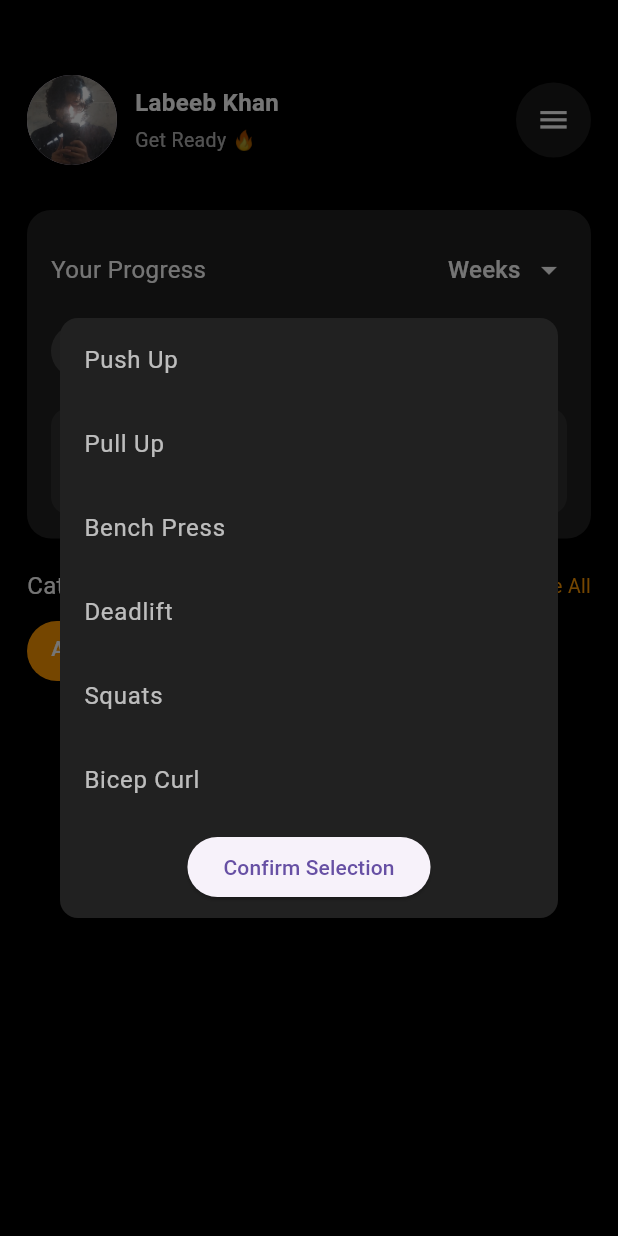
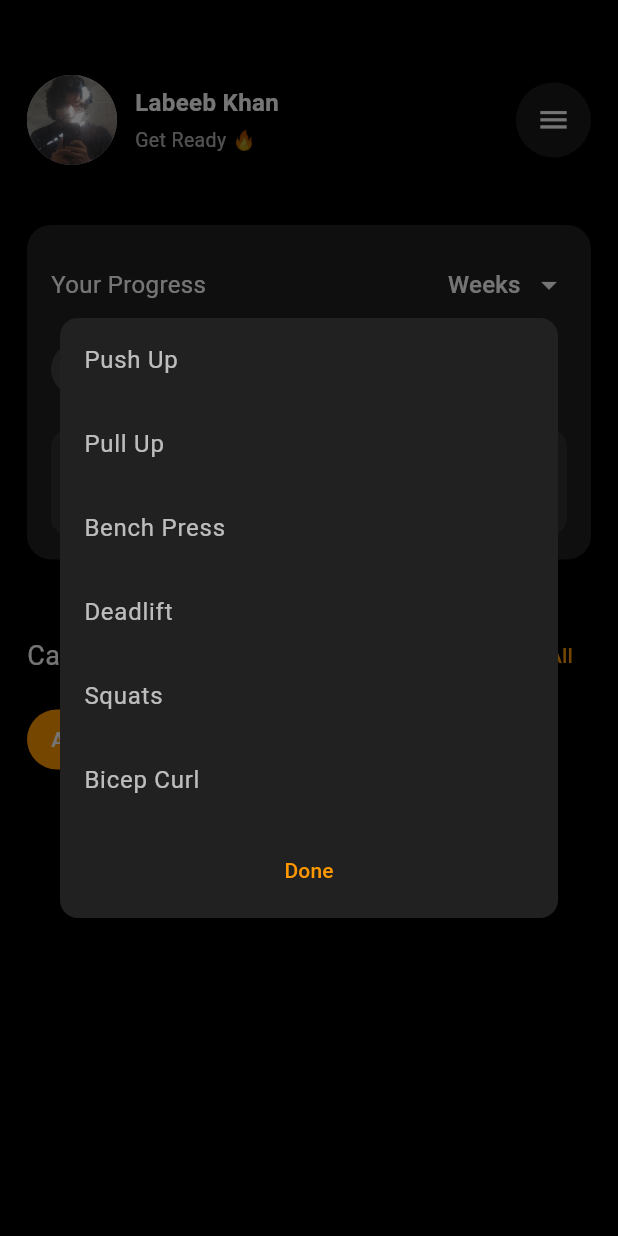
Before and after one commit to Labeebkhan/fitwell, a Flutter app: the screen it shows after launch, after a tap on "See All", on a phone screen of 412 x 824 dp. Run offline on Flutter 3.47's test engine with Material 3 defaults, Android fonts, the phone set to English and light mode, and no system bars.

Commit message:
Fixed Some Bugs and Started Using Bugs

```diff
--- a/lib/main.dart
+++ b/lib/main.dart
@@ -2,6 +2,7 @@ import 'package:flutter/material.dart';
 import 'package:provider/provider.dart';
 import 'provider/splash_provider.dart';
 import 'provider/password_visibility_provider.dart';
+import 'provider/categoryprovider.dart'; // ✅ Added import
 import 'splashscreen/splash.dart';
 import 'screen/home.dart';
 import 'screen/login.dart';
@@ -12,6 +13,9 @@ void main() {
       providers: [
         ChangeNotifierProvider(create: (_) => SplashProvider()),
         ChangeNotifierProvider(create: (_) => PasswordVisibilityProvider()),
+        ChangeNotifierProvider(
+          create: (_) => CategoryProvider(),
+        ), // ✅ Added Provider
       ],
       child: const MyApp(),
     ),
--- /dev/null
+++ b/lib/provider/categoryprovider.dart
@@ -0,0 +1,19 @@
+import 'package:flutter/material.dart';
+
+class CategoryProvider with ChangeNotifier {
+  List<String> baseCategories = ['All', 'Chest', 'Back', 'Arms'];
+  Set<String> selectedExercises = {};
+
+  List<String> get categories => [...baseCategories, ...selectedExercises];
+
+  void toggleExercise(String exercise) {
+    if (selectedExercises.contains(exercise)) {
+      selectedExercises.remove(exercise);
+    } else {
+      selectedExercises.add(exercise);
+    }
+    notifyListeners();
+  }
+
+  bool isSelected(String exercise) => selectedExercises.contains(exercise);
+}
--- a/lib/screen/home.dart
+++ b/lib/screen/home.dart
@@ -13,7 +13,7 @@ class _HomeState extends State<Home> {
   @override
   Widget build(BuildContext context) {
     return Scaffold(
-      backgroundColor: Colors.black,
+      backgroundColor: const Color.fromARGB(255, 0, 0, 0),
       body: SingleChildScrollView(
         child: Padding(
           padding: const EdgeInsets.only(top: 50.0, left: 18, right: 18),
@@ -56,12 +56,12 @@ class _HomeState extends State<Home> {
                 ],
               ),
 
-              const SizedBox(height: 30),
+              const SizedBox(height: 40),
 
               // Progress Tracker Section
               ProgressCard(),
-              const SizedBox(height: 20),
-              const CategorySection(),
+              const SizedBox(height: 40),
+              CategoryScreen(),
             ],
           ),
         ),
--- a/lib/widgets/CategorySection.dart
+++ b/lib/widgets/CategorySection.dart
@@ -1,14 +1,15 @@
 import 'package:flutter/material.dart';
+import 'package:provider/provider.dart';
+import '../provider/categoryprovider.dart';
 
-class CategorySection extends StatefulWidget {
-  const CategorySection({super.key});
+class CategoryScreen extends StatefulWidget {
+  const CategoryScreen({super.key});
 
   @override
-  State<CategorySection> createState() => _CategorySectionState();
+  State<CategoryScreen> createState() => _CategoryScreenState();
 }
 
-class _CategorySectionState extends State<CategorySection> {
-  List<String> categories = ['All', 'Chest', 'Back', 'Arms'];
+class _CategoryScreenState extends State<CategoryScreen> {
   String selectedCategory = 'All';
 
   final List<String> allExercises = [
@@ -21,16 +22,12 @@ class _CategorySectionState extends State<CategorySection> {
     'Tricep Dips',
   ];
 
-  Set<String> selectedExercises = {};
-
-  void showExerciseDialog() {
+  void showExerciseDialog(BuildContext context) {
     showDialog(
       context: context,
       builder: (context) {
-        Set<String> tempSelected = Set.from(selectedExercises);
-
-        return StatefulBuilder(
-          builder: (context, setStateDialog) {
+        return Consumer<CategoryProvider>(
+          builder: (context, provider, _) {
             return Dialog(
               backgroundColor: Colors.grey[900],
               shape: RoundedRectangleBorder(
@@ -45,7 +42,7 @@ class _CategorySectionState extends State<CategorySection> {
                         itemCount: allExercises.length,
                         itemBuilder: (context, index) {
                           final exercise = allExercises[index];
-                          final isSelected = tempSelected.contains(exercise);
+                          final isSelected = provider.isSelected(exercise);
 
                           return ListTile(
                             title: Text(
@@ -63,33 +60,20 @@ class _CategorySectionState extends State<CategorySection> {
                                     )
                                     : null,
                             onTap: () {
-                              setStateDialog(() {
-                                if (isSelected) {
-                                  tempSelected.remove(exercise);
-                                } else {
-                                  tempSelected.add(exercise);
-                                }
-                              });
+                              provider.toggleExercise(exercise);
                             },
                           );
                         },
                       ),
                     ),
-                    ElevatedButton(
-                      onPressed: () {
-                        setState(() {
-                          selectedExercises = tempSelected;
-                          for (var exercise in selectedExercises) {
-                            if (!categories.contains(exercise)) {
-                              categories.add(exercise);
-                            }
-                          }
-                        });
-                        Navigator.pop(context);
-                      },
-                      child: const Text('Confirm Selection'),
+                    TextButton(
+                      onPressed: () => Navigator.pop(context),
+                      child: const Text(
+                        'Done',
+                        style: TextStyle(color: Colors.orange),
                       ),
-                    const SizedBox(height: 10),
+                    ),
+                    const SizedBox(height: 8),
                   ],
                 ),
               ),
@@ -100,31 +84,30 @@ class _CategorySectionState extends State<CategorySection> {
     );
   }
 
-  @override
   Widget build(BuildContext context) {
+    final provider = Provider.of<CategoryProvider>(context);
+    final categories = provider.categories;
+
     return Column(
       crossAxisAlignment: CrossAxisAlignment.start,
       children: [
-        // Category Header
         Row(
           mainAxisAlignment: MainAxisAlignment.spaceBetween,
           children: [
             const Text(
               'Category',
-              style: TextStyle(color: Colors.white, fontSize: 16),
+              style: TextStyle(color: Colors.white, fontSize: 18),
             ),
-            GestureDetector(
-              onTap: showExerciseDialog,
+            TextButton(
+              onPressed: () => showExerciseDialog(context),
               child: const Text(
                 'See All',
-                style: TextStyle(color: Colors.orange, fontSize: 13),
+                style: TextStyle(color: Colors.orange),
               ),
             ),
           ],
         ),
         const SizedBox(height: 12),
-
-        // Horizontally Scrollable Categories
         SizedBox(
           height: 40,
           child: ListView.separated(
@@ -135,13 +118,9 @@ class _CategorySectionState extends State<CategorySection> {
               final category = categories[index];
               final isSelected = category == selectedCategory;
 
-              return GestureDetector(
-                onTap: () {
-                  setState(() {
-                    selectedCategory = category;
-                  });
-                },
-                child: Container(
+              return AnimatedContainer(
+                duration: const Duration(milliseconds: 300),
+                curve: Curves.easeInOut,
                 padding: const EdgeInsets.symmetric(
                   horizontal: 16,
                   vertical: 8,
@@ -150,11 +129,19 @@ class _CategorySectionState extends State<CategorySection> {
                   color: isSelected ? Colors.orange : Colors.grey[850],
                   borderRadius: BorderRadius.circular(20),
                 ),
+                child: InkWell(
+                  onTap: () {
+                    setState(() {
+                      selectedCategory = category;
+                    });
+                  },
+                  child: Center(
                     child: Text(
                       category,
                       style: TextStyle(
                         color: isSelected ? Colors.white : Colors.white70,
                         fontWeight: FontWeight.w500,
+                      ),
                     ),
                   ),
                 ),
--- a/lib/widgets/progresscard.dart
+++ b/lib/widgets/progresscard.dart
@@ -1,5 +1,4 @@
 import 'package:intl/intl.dart';
-import 'package:jiffy/jiffy.dart';
 import 'package:flutter/material.dart';
 
 class ProgressCard extends StatefulWidget {
@@ -37,7 +36,7 @@ class _ProgressCardState extends State<ProgressCard> {
       child: Column(
         crossAxisAlignment: CrossAxisAlignment.start,
         children: [
-          // Header with Dropdown
+          // Header
           Row(
             mainAxisAlignment: MainAxisAlignment.spaceBetween,
             children: [
@@ -51,25 +50,29 @@ class _ProgressCardState extends State<ProgressCard> {
                 underline: const SizedBox(),
                 icon: const Icon(Icons.arrow_drop_down, color: Colors.white),
                 items:
-                    <String>['Weeks', 'Months'].map((String value) {
+                    ['Weeks', 'Months'].map((String value) {
                       return DropdownMenuItem<String>(
                         value: value,
                         child: Text(
                           value,
-                          style: TextStyle(color: Colors.white),
+                          style: const TextStyle(color: Colors.white),
                         ),
                       );
                     }).toList(),
-                onChanged: (val) {},
+                onChanged: (_) {},
               ),
             ],
           ),
           const SizedBox(height: 12),
 
           // Week Days
-          Row(
-            children:
-                weekDays.map((date) {
+          SizedBox(
+            height: 40, // ✅ bounded height to avoid infinite height
+            child: ListView.builder(
+              scrollDirection: Axis.horizontal,
+              itemCount: weekDays.length,
+              itemBuilder: (context, index) {
+                final date = weekDays[index];
                 bool isToday =
                     DateFormat('yyyy-MM-dd').format(date) ==
                     DateFormat('yyyy-MM-dd').format(today);
@@ -77,8 +80,7 @@ class _ProgressCardState extends State<ProgressCard> {
                 return Padding(
                   padding: const EdgeInsets.only(right: 8.0),
                   child: CircleAvatar(
-                      backgroundColor:
-                          isToday ? Colors.orange : Colors.grey[800],
+                    backgroundColor: isToday ? Colors.orange : Colors.grey[800],
                     radius: 18,
                     child: Text(
                       '${date.day}',
@@ -89,7 +91,8 @@ class _ProgressCardState extends State<ProgressCard> {
                     ),
                   ),
                 );
-                }).toList(),
+              },
+            ),
           ),
           const SizedBox(height: 20),
 
```
Lines whose indentation alone changed are shown as unchanged.
